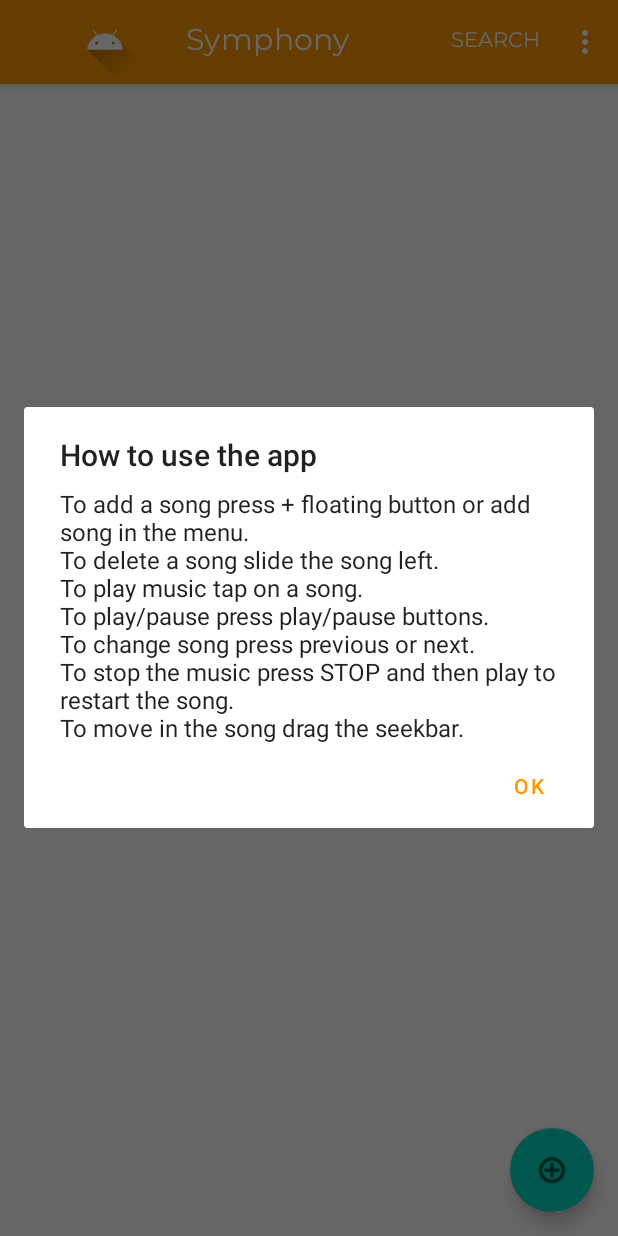
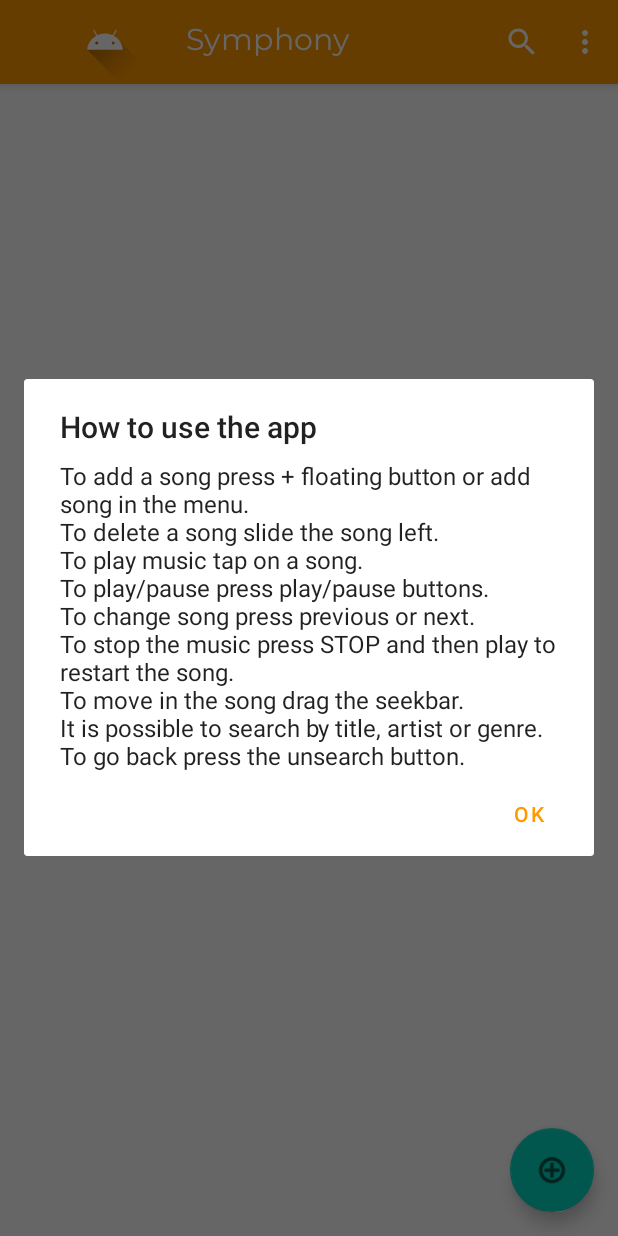
Before and after one commit to PaulonLuca/Simphony, an Android app: the screen it shows after launch (SongsListActivity), in the options menu, after a tap on "Guide", on a phone screen of 412 x 824 dp. Run offline under Robolectric (Android 15) with nearby library versions, the phone set to English and light mode, and no system bars; 1 statement that could not run was skipped.

Commit message:
Implementazione funzionalità di ricerca per titolo, artista e genere

```diff
--- /dev/null
+++ b/app/src/main/res/drawable/ic_baseline_search_24.xml
@@ -0,0 +1,10 @@
+<vector xmlns:android="http://schemas.android.com/apk/res/android"
+    android:width="24dp"
+    android:height="24dp"
+    android:viewportWidth="24"
+    android:viewportHeight="24"
+    android:tint="?attr/colorControlNormal">
+  <path
+      android:fillColor="@android:color/white"
+      android:pathData="M15.5,14h-0.79l-0.28,-0.27C15.41,12.59 16,11.11 16,9.5 16,5.91 13.09,3 9.5,3S3,5.91 3,9.5 5.91,16 9.5,16c1.61,0 3.09,-0.59 4.23,-1.57l0.27,0.28v0.79l5,4.99L20.49,19l-4.99,-5zM9.5,14C7.01,14 5,11.99 5,9.5S7.01,5 9.5,5 14,7.01 14,9.5 11.99,14 9.5,14z"/>
+</vector>
--- /dev/null
+++ b/app/src/main/res/drawable/ic_baseline_search_off_24.xml
@@ -0,0 +1,13 @@
+<vector xmlns:android="http://schemas.android.com/apk/res/android"
+    android:width="24dp"
+    android:height="24dp"
+    android:viewportWidth="24"
+    android:viewportHeight="24"
+    android:tint="?attr/colorControlNormal">
+  <path
+      android:fillColor="@android:color/white"
+      android:pathData="M15.5,14h-0.79l-0.28,-0.27C15.41,12.59 16,11.11 16,9.5C16,5.91 13.09,3 9.5,3C6.08,3 3.28,5.64 3.03,9h2.02C5.3,6.75 7.18,5 9.5,5C11.99,5 14,7.01 14,9.5S11.99,14 9.5,14c-0.17,0 -0.33,-0.03 -0.5,-0.05v2.02C9.17,15.99 9.33,16 9.5,16c1.61,0 3.09,-0.59 4.23,-1.57L14,14.71v0.79l5,4.99L20.49,19L15.5,14z"/>
+  <path
+      android:fillColor="@android:color/white"
+      android:pathData="M6.47,10.82l-2.47,2.47l-2.47,-2.47l-0.71,0.71l2.47,2.47l-2.47,2.47l0.71,0.71l2.47,-2.47l2.47,2.47l0.71,-0.71l-2.47,-2.47l2.47,-2.47z"/>
+</vector>
--- a/app/src/main/res/menu/menu_main.xml
+++ b/app/src/main/res/menu/menu_main.xml
@@ -2,8 +2,15 @@
 <menu xmlns:android="http://schemas.android.com/apk/res/android"
     xmlns:app="http://schemas.android.com/apk/res-auto">
 
+    <item android:id="@+id/recreate"
+        android:title="Full list"
+        android:icon="@drawable/ic_baseline_search_off_24"
+        android:visible="false"
+        app:showAsAction="collapseActionView|ifRoom"/>
+
     <item android:id="@+id/search"
         android:title="search"
+        android:icon="@drawable/ic_baseline_search_24"
         app:showAsAction="collapseActionView|ifRoom"
         app:actionViewClass="android.widget.SearchView" />
 
@@ -16,13 +23,15 @@
         app:showAsAction="never"/>
 
     <item android:id="@+id/settings"
-        android:title="Cerca per">
+        android:title="@string/search">
         <menu >
             <group android:id="@+id/startScreenGroup"
                 android:checkableBehavior="single">
+                <item android:id="@+id/title"
+                    android:title="Title"
+                    android:checked="true"/>
                 <item android:id="@+id/artist"
-                    android:title="Artist"
-                    android:checked="true"/>
+                    android:title="Artist" />
                 <item android:id="@+id/genre"
                     android:title="Genre" />
             </group>
--- a/app/src/main/res/values/strings.xml
+++ b/app/src/main/res/values/strings.xml
@@ -17,9 +17,10 @@
     <string name="info">How to use the app</string>
     <string name="info_message">To add a song press + floating button or add song in the menu.\nTo delete a song slide the song left.\nTo play music tap
     on a song.\nTo play/pause press play/pause buttons.\nTo change song press previous or next.\nTo stop the music press STOP and then
-        play to restart the song.\nTo move in the song drag the seekbar.</string>
+        play to restart the song.\nTo move in the song drag the seekbar.\nIt is possible to search by title, artist or genre. To go back press the unsearch button.</string>
     <string name="play_song_deleted">Mediaplayer stopped. Playing song deleted.</string>
     <string name="confirm_dialog">OK</string>
     <string name="already_in">Song already in the list</string>
     <string name="channel_desc">Information about playing song</string>
+    <string name="search">Search by</string>
 </resources>
```
Also changed, not shown: app/src/main/java/it/unife/isa/symphony/SearchActivity.kt (+10 -2 lines), app/src/main/java/it/unife/isa/symphony/SongsListActivity.kt (+38 -9 lines), app/src/main/java/it/unife/isa/symphony/content/SongModel.kt (+22 -5 lines).
